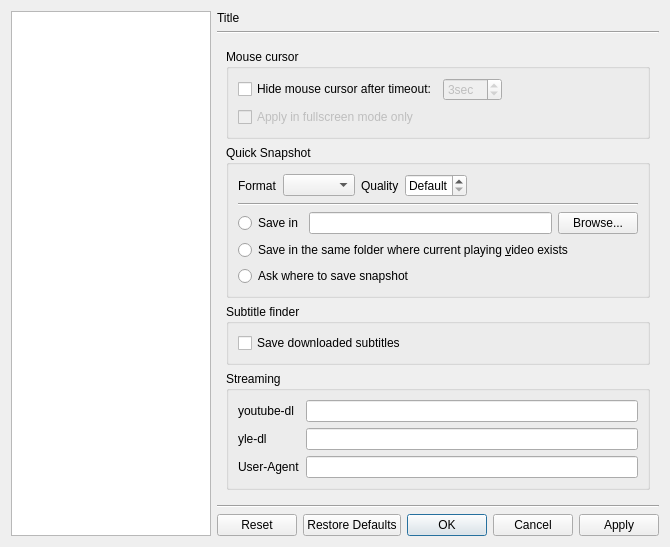
The window that src/bomi/ui/prefdialog.ui (bylee20/bomi) describes before a commit, drawn with Qt 5.
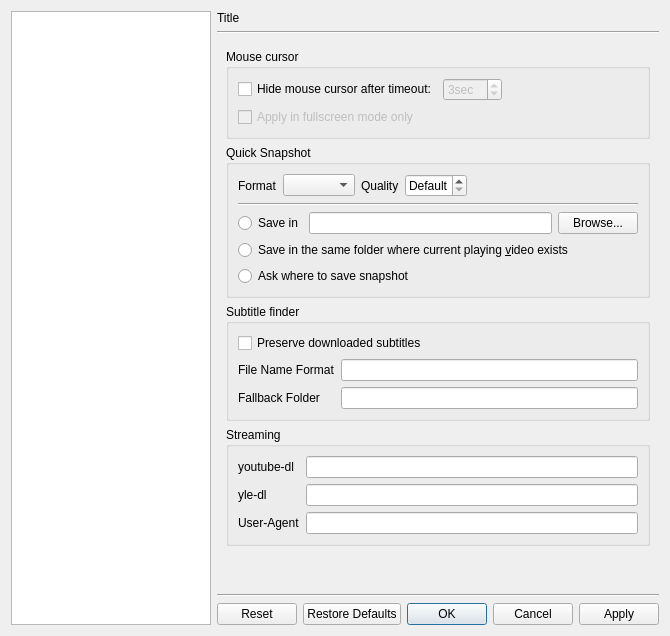
The same window after the commit. The open tabs and pages were chosen to show the change. Icons and pictures are not drawn. Custom widgets are drawn as their Qt base class.

Commit message: more options to specify file name format and fallback directory for downloaded subtitles

What changed in the file:
```diff
--- a/src/bomi/ui/prefdialog.ui
+++ b/src/bomi/ui/prefdialog.ui
@@ -7,7 +7,7 @@
     <x>0</x>
     <y>0</y>
     <width>668</width>
-    <height>504</height>
+    <height>636</height>
    </rect>
   </property>
   <property name="styleSheet">
@@ -148,7 +148,7 @@
         </layout>
        </widget>
        <widget class="QWidget" name="misc">
-        <layout class="QVBoxLayout" name="verticalLayout_25">
+        <layout class="QVBoxLayout" name="verticalLayout_34">
          <item>
           <widget class="QGroupBox" name="groupBox_30">
            <property name="title">
@@ -321,14 +321,49 @@
            <property name="title">
             <string>Subtitle finder</string>
            </property>
-           <layout class="QVBoxLayout" name="verticalLayout_42">
-             <item>
-              <widget class="QCheckBox" name="save_downloaded_subtitles">
-               <property name="text">
-                <string>Save downloaded subtitles</string>
-               </property>
-              </widget>
-             </item>
+           <layout class="QVBoxLayout" name="verticalLayout_25">
+            <item>
+             <widget class="QCheckBox" name="preserve_downloaded_subtitles">
+              <property name="text">
+               <string>Preserve downloaded subtitles</string>
+              </property>
+             </widget>
+            </item>
+            <item>
+             <layout class="QFormLayout" name="formLayout_2">
+              <item row="0" column="0">
+               <widget class="QLabel" name="label_2">
+                <property name="text">
+                 <string>File Name Format</string>
+                </property>
+               </widget>
+              </item>
+              <item row="0" column="1">
+               <widget class="QLineEdit" name="preserve_file_name_format">
+                <property name="toolTip">
+                 <string>Available formatting placeholders:
+%MEDIA_NAME%: the name of media file (extension is excluded)
+%SUBTITLE_NAME%: the name of subtitle file (extension is excluded)
+%SUBTITLE_EXT%: the extension of subtitle file</string>
+                </property>
+               </widget>
+              </item>
+              <item row="1" column="0">
+               <widget class="QLabel" name="label_3">
+                <property name="text">
+                 <string>Fallback Folder</string>
+                </property>
+               </widget>
+              </item>
+              <item row="1" column="1">
+               <widget class="QLineEdit" name="preserve_fallback_folder">
+                <property name="toolTip">
+                 <string>This is a fallback folder to save downloaded subtitles when original folder is not writable.</string>
+                </property>
+               </widget>
+              </item>
+             </layout>
+            </item>
            </layout>
           </widget>
          </item>
@@ -379,7 +414,7 @@
            <property name="sizeHint" stdset="0">
             <size>
              <width>20</width>
-             <height>334</height>
+             <height>0</height>
             </size>
            </property>
           </spacer>
```
Left out of the diff: 4 changed lines with no effect on the pictures. The commit also changes 7 other files.
